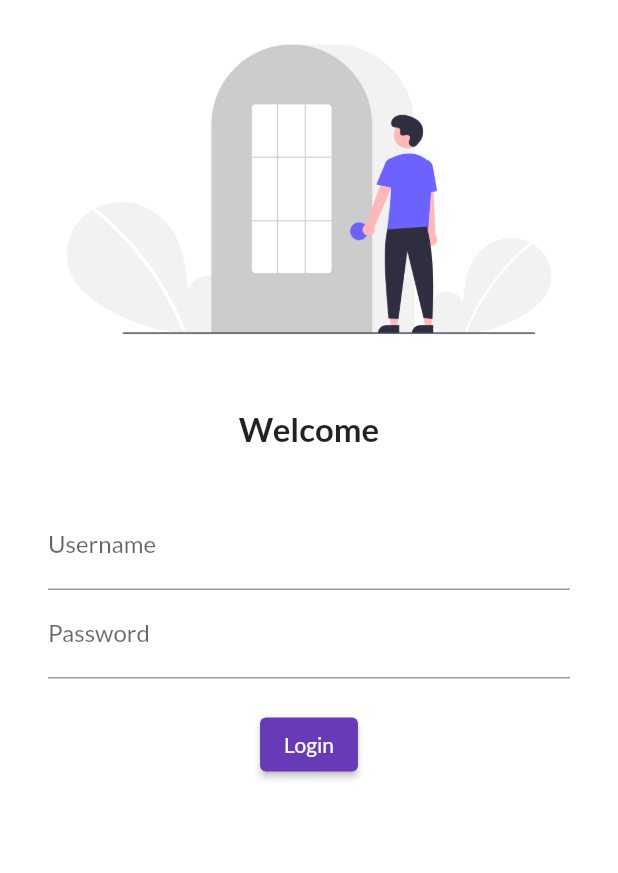
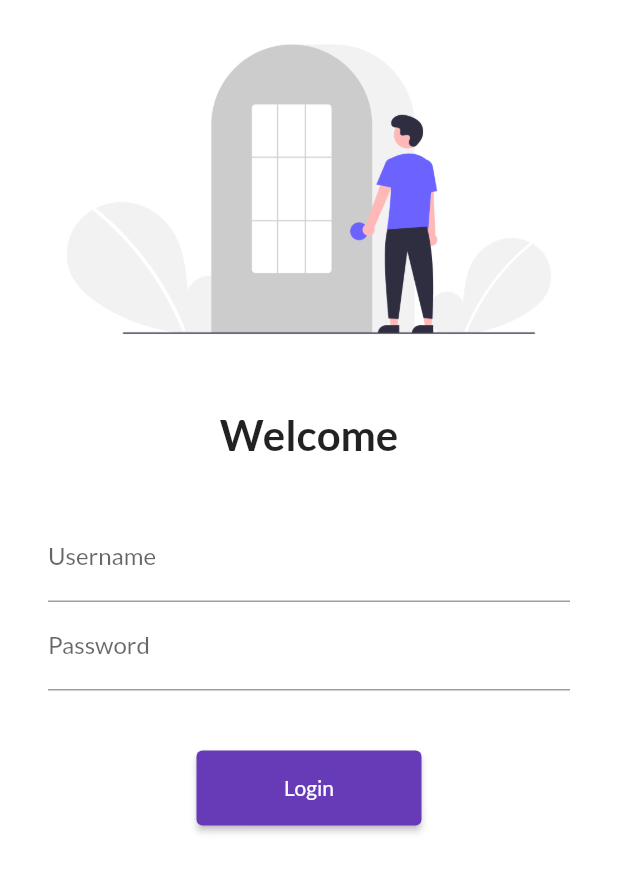
Before and after one commit to engineerror420/30DaysOfFlutter, a Flutter app: the screen it shows after launch, on a phone screen of 412 x 824 dp. Shown: the top 873 px of the screen. Run offline on Flutter 3.47's test engine with Material 2 defaults, Android fonts, the phone set to English and light mode, and no system bars; our stand-ins replace google_fonts.

Commit message:
Day 5 done!!

```diff
--- a/lib/main.dart
+++ b/lib/main.dart
@@ -1,5 +1,6 @@
 import 'package:flutter/material.dart';
 import 'package:flutter_catalog/pages/login_page.dart';
+import 'package:flutter_catalog/utils/routes.dart';
 
 import 'pages/home_page.dart';
 import 'package:google_fonts/google_fonts.dart';
@@ -22,8 +23,8 @@ class MyApp extends StatelessWidget {
       //initialRoute: "/home",
       routes: {
         "/": (context) => LoginPage(),
-        "/home": (context) => HomePage(),
-        "/login": (context) => LoginPage()
+        MyRoutes.homeRoute: (context) => HomePage(),
+        MyRoutes.loginRoute: (context) => LoginPage()
       },
     );
   }
--- a/lib/pages/login_page.dart
+++ b/lib/pages/login_page.dart
@@ -1,4 +1,5 @@
 import 'package:flutter/material.dart';
+import 'package:flutter_catalog/utils/routes.dart';
 
 class LoginPage extends StatelessWidget {
   const LoginPage({Key? key}) : super(key: key);
@@ -7,6 +8,7 @@ class LoginPage extends StatelessWidget {
   Widget build(BuildContext context) {
     return Material(
         color: Colors.white,
+        child: SingleChildScrollView(
           child: Column(
             children: [
               Image.asset(
@@ -17,14 +19,14 @@ class LoginPage extends StatelessWidget {
               Text(
                 "Welcome",
                 style: TextStyle(
-                fontSize: 22,
+                  fontSize: 28,
                   fontWeight: FontWeight.bold,
                 ),
               ),
               SizedBox(height: 20.0),
               Padding(
-              padding:
-                  const EdgeInsets.symmetric(vertical: 16.0, horizontal: 32.0),
+                padding: const EdgeInsets.symmetric(
+                    vertical: 16.0, horizontal: 32.0),
                 child: Column(
                   children: [
                     TextFormField(
@@ -36,17 +38,18 @@ class LoginPage extends StatelessWidget {
                       decoration: InputDecoration(
                           hintText: "Enter Password", labelText: "Password"),
                     ),
-                  SizedBox(height: 20.0),
+                    SizedBox(height: 40.0),
                     ElevatedButton(
                         child: Text("Login"),
-                      style: TextButton.styleFrom(),
+                        style: TextButton.styleFrom(minimumSize: Size(150, 50)),
                         onPressed: () {
-                        print("Welcome Abhishek");
+                          Navigator.pushNamed(context, MyRoutes.homeRoute);
                         })
                   ],
                 ),
               )
             ],
+          ),
         ));
   }
 }
--- /dev/null
+++ b/lib/utils/routes.dart
@@ -0,0 +1,4 @@
+class MyRoutes {
+  static String loginRoute = "/login";
+  static String homeRoute = "/home";
+}
```
Lines whose indentation alone changed are shown as unchanged.
